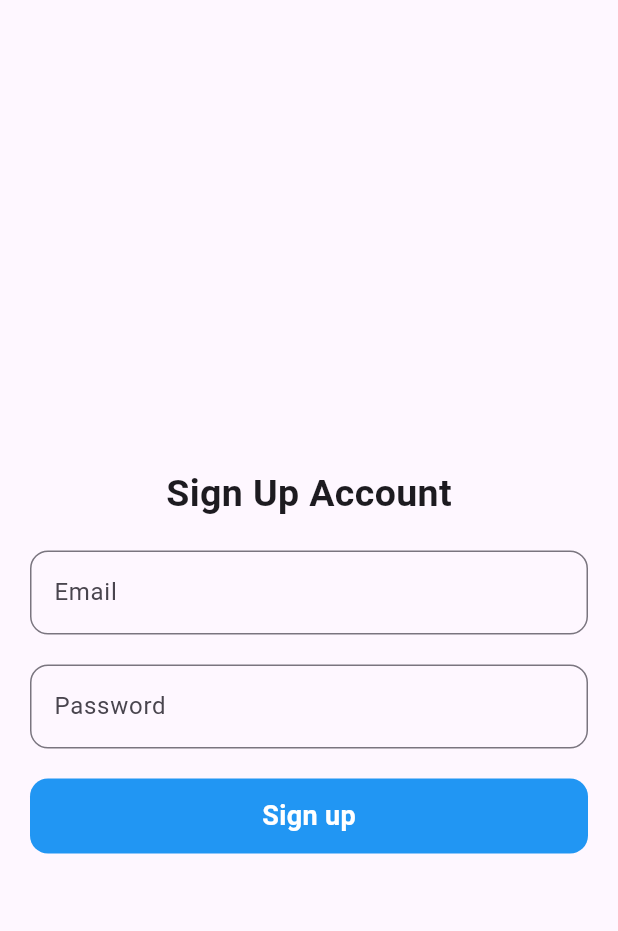
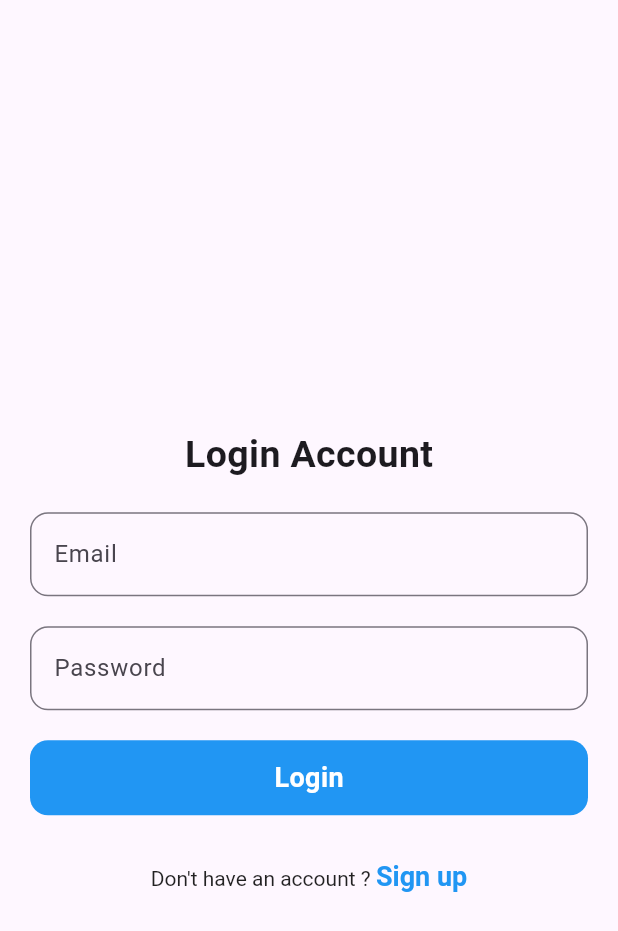
Before and after one commit to Malik399758/Firebase_batch40, a Flutter app: the screen it shows after launch, on a phone screen of 412 x 824 dp. Shown: the top 931 px of the screen. Run offline on Flutter 3.47's test engine with Material 3 defaults, Android fonts, the phone set to English and light mode, and no system bars; our stand-ins replace firebase_auth, firebase_core; accounts and stored records are empty.

Commit message:
Login account

```diff
--- a/lib/main.dart
+++ b/lib/main.dart
@@ -1,4 +1,5 @@
 import 'package:firebase_batch40/sign_up_screen.dart';
+import 'package:firebase_batch40/views/auth_module/log_in.dart';
 import 'package:firebase_core/firebase_core.dart';
 import 'package:flutter/material.dart';
 
@@ -20,7 +21,8 @@ class MyApp extends StatelessWidget {
         colorScheme: ColorScheme.fromSeed(seedColor: Colors.deepPurple),
         useMaterial3: true,
       ),
-      home: SignUpScreen(),
+      home: LoginScreen()
+      //SignUpScreen(),
     );
   }
 }
--- a/lib/sign_up_screen.dart
+++ b/lib/sign_up_screen.dart
@@ -1,4 +1,5 @@
 import 'package:firebase_auth/firebase_auth.dart';
+import 'package:firebase_batch40/views/auth_module/log_in.dart';
 import 'package:flutter/material.dart';
 
 class SignUpScreen extends StatefulWidget {
@@ -93,6 +94,18 @@ class _SignUpScreenState extends State<SignUpScreen> {
                 child: isLoading ? Center(child: CircularProgressIndicator(color: Colors.white,)) : Center(child: Text('Sign up',style: TextStyle(color: Colors.white,fontSize: 18,fontWeight: FontWeight.w600),)),
               ),
             ),
+            SizedBox(height: 30,),
+            GestureDetector(
+              onTap: (){
+                Navigator.pushReplacement(context, MaterialPageRoute(builder: (context) => LoginScreen()));
+              },
+              child: RichText(text: TextSpan(
+                  children: [
+                    TextSpan(text: "Do you have already account ? ",style: TextStyle(color: Colors.black87)),
+                    TextSpan(text: "Login",style: TextStyle(color: Colors.blue,fontSize: 18,fontWeight: FontWeight.bold))
+                  ]
+              )),
+            ),
           ],
         ),
       ),
--- /dev/null
+++ b/lib/views/auth_module/log_in.dart
@@ -0,0 +1,128 @@
+import 'package:firebase_auth/firebase_auth.dart';
+import 'package:firebase_batch40/sign_up_screen.dart';
+import 'package:firebase_batch40/views/home_module/home_screen.dart';
+import 'package:flutter/material.dart';
+
+class LoginScreen extends StatefulWidget {
+  const LoginScreen({super.key});
+
+  @override
+  State<LoginScreen> createState() => _LoginScreenState();
+}
+
+class _LoginScreenState extends State<LoginScreen> {
+  bool isLoading = false;
+  final emailController = TextEditingController();
+  final passwordController = TextEditingController();
+
+
+  @override
+  Widget build(BuildContext context) {
+    return Scaffold(
+      appBar: AppBar(),
+      body: Padding(
+        padding: const EdgeInsets.symmetric(horizontal: 20),
+        child: Column(
+          mainAxisAlignment: MainAxisAlignment.center,
+          children: [
+            Text('Login Account',style: TextStyle(fontSize: 25,fontWeight: FontWeight.w700),),
+            SizedBox(height: 20,),
+            TextFormField(
+              controller: emailController,
+              keyboardType: TextInputType.emailAddress,
+              decoration: InputDecoration(
+                  label: Text('Email'),
+                  hintText: 'Email',
+                  border: OutlineInputBorder(
+                      borderRadius: BorderRadius.circular(12)
+                  )
+              ),
+            ),
+            SizedBox(height: 20,),
+            TextFormField(
+              controller: passwordController,
+              keyboardType: TextInputType.number,
+              decoration: InputDecoration(
+                  label: Text('Password'),
+                  hintText: 'password',
+                  border: OutlineInputBorder(
+                      borderRadius: BorderRadius.circular(12)
+                  )
+              ),
+            ),
+            SizedBox(height: 20,),
+            // login
+            GestureDetector(
+              onTap: ()async{
+                setState(() {
+                  isLoading = true;
+                });
+                try{
+                 UserCredential userId =  await FirebaseAuth.instance.signInWithEmailAndPassword(
+                      email: emailController.text,
+                      password: passwordController.text);
+                 if(userId.user!.uid.isNotEmpty){
+                   ScaffoldMessenger.of(context).showSnackBar(SnackBar(
+                       backgroundColor: Colors.green,
+                       content: Text('Logged in Sucuess!!')));
+                   Navigator.pushReplacement(context, MaterialPageRoute(builder: (context) => HomeScreen()));
+                   print('User id ------->${userId.user!.uid}');
+                   setState(() {
+                     isLoading = false;
+                   });
+                 }else{
+                   ScaffoldMessenger.of(context).showSnackBar(SnackBar(
+                       backgroundColor: Colors.red,
+                       content: Text('User does not exists!!')));
+                   setState(() {
+                     isLoading = false;
+                   });
+                 }
+                }catch(e){
+                  setState(() {
+                    isLoading = false;
+                  });
+                  print('Error --------->$e');
+                  ScaffoldMessenger.of(context).showSnackBar(SnackBar(
+                      backgroundColor: Colors.red,
+                      content: Text('Something went wrong')));
+                }finally{
+                  setState(() {
+                    isLoading = false;
+                  });
+                }
+
+
+
+
+
+
+              },
+              child: Container(
+                width: double.infinity,
+                height: 50,
+                decoration: BoxDecoration(
+                  color: Colors.blue,
+                  borderRadius: BorderRadius.circular(12),
+                ),
+                child: isLoading ? Center(child: CircularProgressIndicator(color: Colors.white,)) : Center(child: Text('Login',style: TextStyle(color: Colors.white,fontSize: 18,fontWeight: FontWeight.w600),)),
+              ),
+            ),
+            SizedBox(height: 30,),
+            GestureDetector(
+              onTap: (){
+                Navigator.pushReplacement(context, MaterialPageRoute(builder: (context) => SignUpScreen()));
+              },
+              child: RichText(text: TextSpan(
+                children: [
+                  TextSpan(text: "Don't have an account ? ",style: TextStyle(color: Colors.black87)),
+                  TextSpan(text: "Sign up",style: TextStyle(color: Colors.blue,fontSize: 18,fontWeight: FontWeight.bold))
+                ]
+              )),
+            ),
+          ],
+        ),
+      ),
+    );
+  }
+}
```
Also changed, not shown: lib/views/home_module/home_screen.dart (added, +20 -0 lines).
